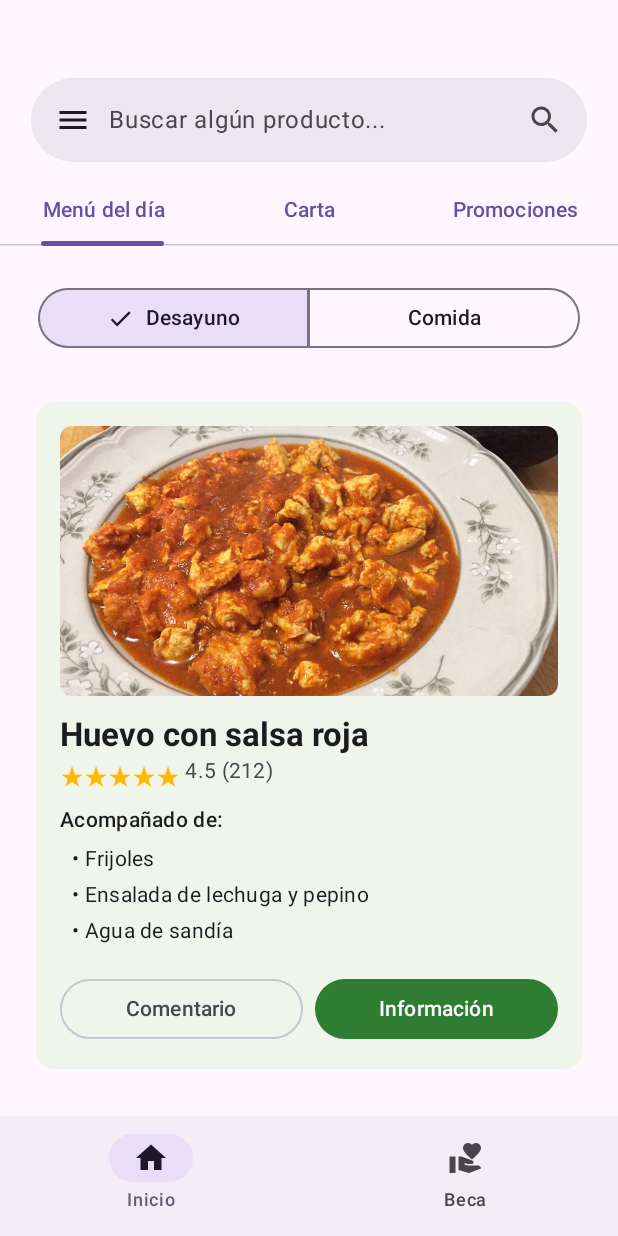
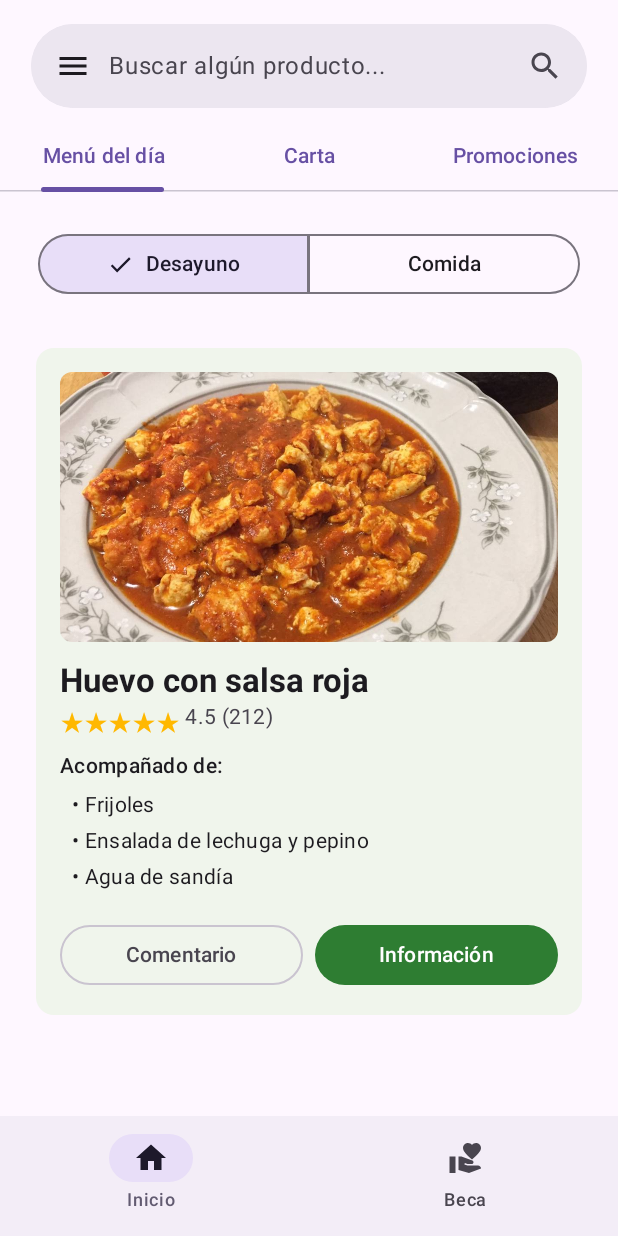
Before and after one commit to Hectorgh24/ProyectoComedor, an Android app built with Jetpack Compose: the screen it shows after launch (MainActivity), after a tap on "Iniciar Sesión", on a phone screen of 412 x 824 dp. Run offline under Robolectric (Android 15) with nearby library versions, the phone set to English and light mode, and no system bars.

Commit message:
Error reparado

```diff
--- a/app/src/main/java/com/example/proyecto_comedor/ui/feature/inicio/InicioScreen.kt
+++ b/app/src/main/java/com/example/proyecto_comedor/ui/feature/inicio/InicioScreen.kt
@@ -66,7 +66,6 @@ fun InicioScreen() {
         // Contenido principal
         Column(
             modifier = Modifier.fillMaxSize()
-                .padding(top = 36.dp)//solución al error de espaciado superior
         ) {
 
             FoodSearchBar(drawerState = drawerState)
--- a/app/src/main/java/com/example/proyecto_comedor/ui/navigation/MainApp.kt
+++ b/app/src/main/java/com/example/proyecto_comedor/ui/navigation/MainApp.kt
@@ -27,10 +27,11 @@ fun AppNavigation() {
                 BottomNavigation(navController = navController)
             }
         }
-    ) {
+    ) { innerPadding -> // ← aquí se captura el padding del Scaffold
         NavHost(
             navController = navController,
-            startDestination = "login_screen"
+            startDestination = "login_screen",
+            modifier = Modifier.padding(innerPadding) // ← ¡esto arregla el problema!
         ) {
             composable("login_screen") {
                 LoginScreen(navController = navController)
```
